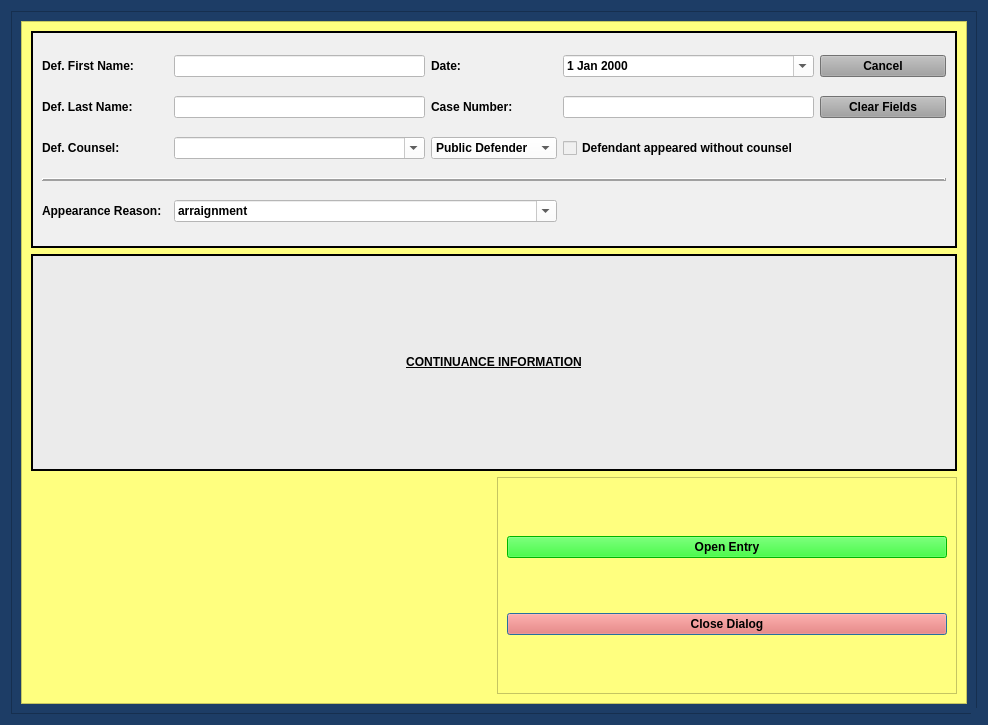
This is munientry/views/ui/ArraignmentContinueDialog.ui in HunterProgram22/MuniEntry as Qt 5 draws it before an edit. The edited form follows.
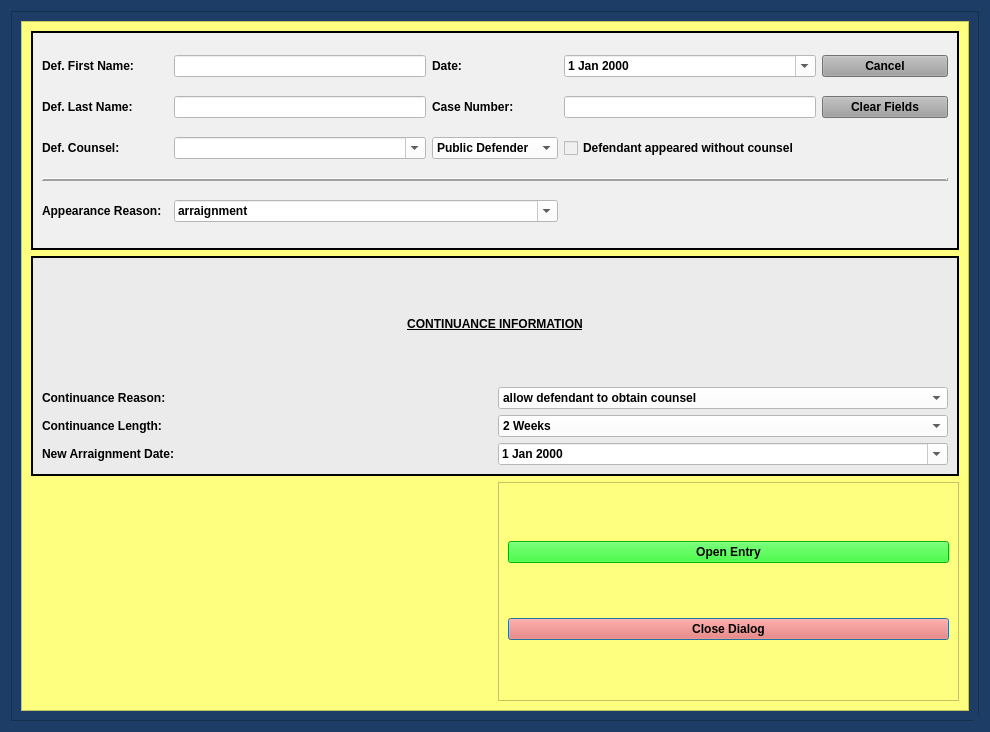
This is the edited form. Custom widgets are drawn as their Qt base class.

What changed in the file:
```diff
--- a/munientry/views/ui/ArraignmentContinueDialog.ui
+++ b/munientry/views/ui/ArraignmentContinueDialog.ui
@@ -12,8 +12,8 @@
    <rect>
     <x>0</x>
     <y>0</y>
-    <width>988</width>
-    <height>725</height>
+    <width>990</width>
+    <height>732</height>
    </rect>
   </property>
   <property name="sizePolicy">
@@ -180,8 +180,8 @@
           <rect>
            <x>0</x>
            <y>0</y>
-           <width>948</width>
-           <height>685</height>
+           <width>950</width>
+           <height>692</height>
           </rect>
          </property>
          <layout class="QGridLayout" name="gridLayout_2">
@@ -481,7 +481,7 @@
              <number>2</number>
             </property>
             <layout class="QGridLayout" name="gridLayout_6">
-             <item row="0" column="0">
+             <item row="0" column="0" colspan="2">
               <widget class="QLabel" name="label_4">
                <property name="text">
                 <string>&lt;html&gt;&lt;head/&gt;&lt;body&gt;&lt;p&gt;&lt;span style=&quot; text-decoration: underline;&quot;&gt;CONTINUANCE INFORMATION&lt;/span&gt;&lt;/p&gt;&lt;/body&gt;&lt;/html&gt;</string>
@@ -491,6 +491,71 @@
                </property>
               </widget>
              </item>
+             <item row="2" column="1">
+              <widget class="NoScrollComboBox" name="comboBox">
+               <property name="styleSheet">
+                <string notr="true">background-color: rgb(255, 255, 255);</string>
+               </property>
+               <item>
+                <property name="text">
+                 <string>2 Weeks</string>
+                </property>
+               </item>
+               <item>
+                <property name="text">
+                 <string>1 Week</string>
+                </property>
+               </item>
+              </widget>
+             </item>
+             <item row="2" column="0">
+              <widget class="QLabel" name="label_5">
+               <property name="text">
+                <string>Continuance Length:</string>
+               </property>
+              </widget>
+             </item>
+             <item row="1" column="0">
+              <widget class="QLabel" name="label_6">
+               <property name="text">
+                <string>Continuance Reason:</string>
+               </property>
+              </widget>
+             </item>
+             <item row="1" column="1">
+              <widget class="NoScrollComboBox" name="comboBox_2">
+               <property name="styleSheet">
+                <string notr="true">background-color: rgb(255, 255, 255);</string>
+               </property>
+               <item>
+                <property name="text">
+                 <string>allow defendant to obtain counsel</string>
+                </property>
+               </item>
+               <item>
+                <property name="text">
+                 <string>arrange for interpreter for defendant</string>
+                </property>
+               </item>
+              </widget>
+             </item>
+             <item row="3" column="0">
+              <widget class="QLabel" name="label_7">
+               <property name="text">
+                <string>New Arraignment Date:</string>
+               </property>
+              </widget>
+             </item>
+             <item row="3" column="1">
+              <widget class="NoScrollDateEdit" name="dateEdit">
+               <property name="styleSheet">
+                <string notr="true">background-color: rgb(255, 255, 255);</string>
+               </property>
+               <property name="calendarPopup">
+                <bool>true</bool>
+               </property>
+              </widget>
+             </item>
             </layout>
            </widget>
           </item>
```
